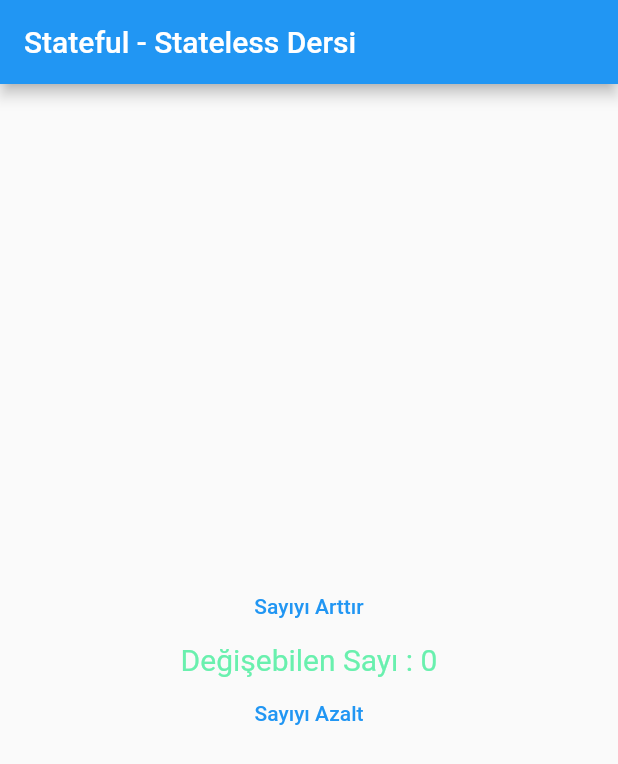
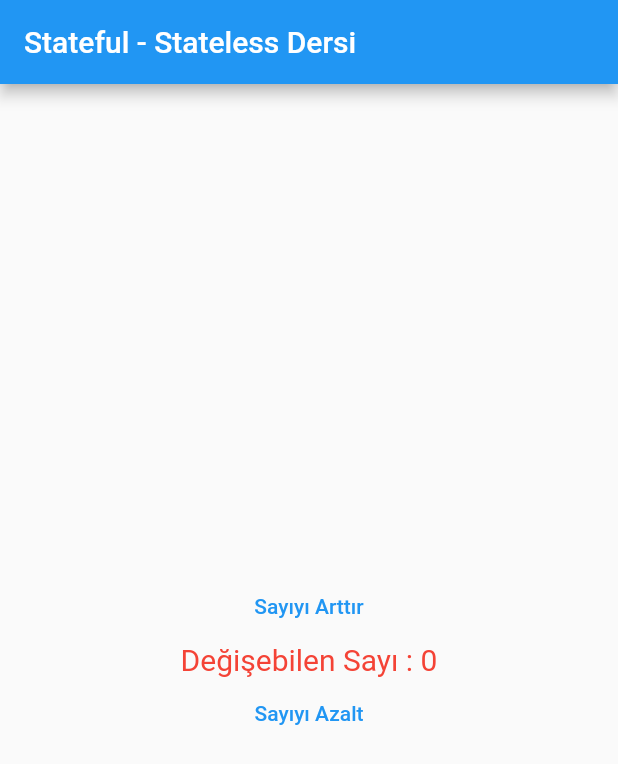
Before and after one commit to VedatBiner/flutter_udemy_01, a Flutter app: the HomePage screen opened directly, on a phone screen of 412 x 824 dp. Shown: the top 764 px of the screen. Run offline on Flutter 3.47's test engine with Material 2 defaults, Android fonts, the phone set to English and light mode, and no system bars.

```diff
--- a/lib/arayuz/degisenwidget.dart
+++ b/lib/arayuz/degisenwidget.dart
@@ -52,7 +52,7 @@ class MyPageState extends State<HomePage>{
               textDirection: TextDirection.ltr,
               style: TextStyle(
                 fontSize: 20.0,
-                color: degisenSayi > 0 ? Colors.redAccent : Colors.greenAccent
+                color: degisenSayi > 0 ? Colors.green : Colors.red
               ),
             ),
             TextButton(
--- a/lib/arayuz/scaf.dart
+++ b/lib/arayuz/scaf.dart
@@ -21,7 +21,7 @@ class ScaffoldOgesi extends StatelessWidget{
           IconButton(
             icon: const Icon(Icons.playlist_add_check),
             tooltip: "Repair it",
-            onPressed: () => () => print("Repair it"),
+            onPressed: () => print("Repair it"),
           ),
         ],
       ),
```
